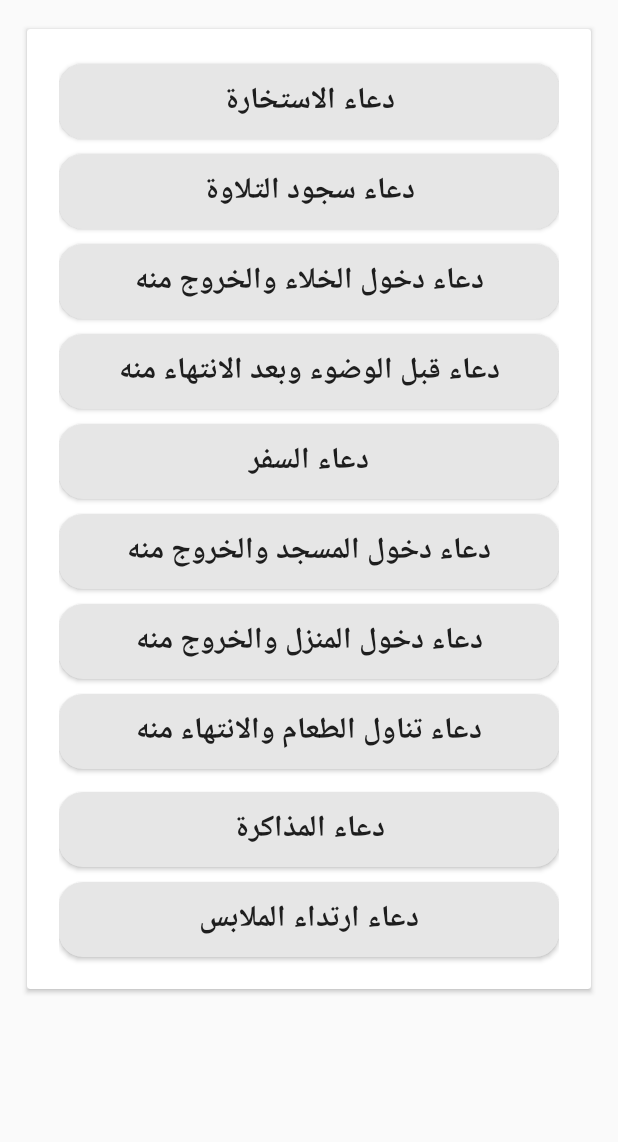
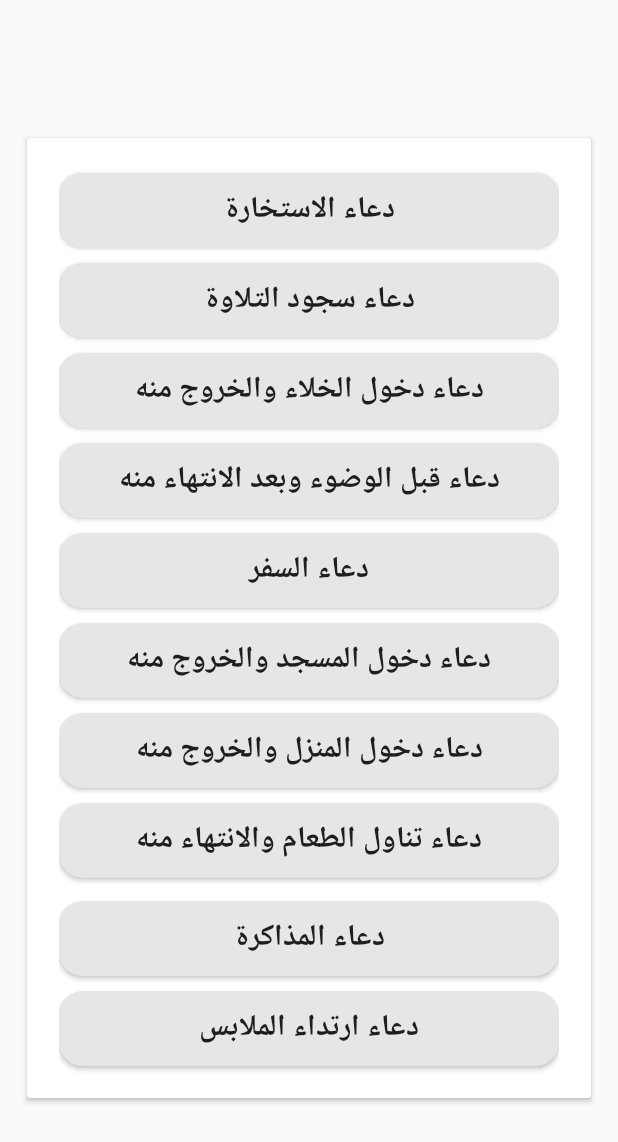
Before and after one commit to RamadanElSayed/AzkarElMuslim, an Android app: the screen it shows after launch (StartAzkarActivity), after a tap on "أدعيةاسلامية", on a phone screen of 412 x 824 dp. Shown: the top 1142 px of the screen. Run offline under Robolectric (Android 15) with nearby library versions, the phone set to English and light mode, and no system bars; our stand-ins replace ButterKnife, Room's generated code.

```diff
--- a/app/src/main/java/com/azkar/azkarelmuslim/addingazkarpackage/views/fragments/AzkarDisplayingFragment.java
+++ b/app/src/main/java/com/azkar/azkarelmuslim/addingazkarpackage/views/fragments/AzkarDisplayingFragment.java
@@ -113,10 +113,7 @@ public class AzkarDisplayingFragment extends BaseFragment implements DisplayingA
                 acceptBtnText, endBtnText, true, sweetAlertDialog -> {
                 displayingAzkarPresneter.deleteAzkarOnClicked(azkarModelDB.getAzkarId());
 
-        }, sweetAlertDialog -> {
-                    dismissRemovingAzkarDialog();
-
-                });
+        }, sweetAlertDialog -> dismissRemovingAzkarDialog());
     }
 
     @OnClick(R.id.display_azkarBtn)
--- a/app/src/main/res/layout/fragment_doaa_types.xml
+++ b/app/src/main/res/layout/fragment_doaa_types.xml
@@ -6,16 +6,14 @@
     android:layout_height="fill_parent"
     android:layout_gravity="center"
     >
-    <android.support.v7.widget.CardView
-        xmlns:android="http://schemas.android.com/apk/res/android"
-        android:layout_width="match_parent"
+    <android.support.v7.widget.CardView android:layout_width="match_parent"
         android:layout_height="wrap_content"
         xmlns:app="http://schemas.android.com/apk/res-auto"
         android:layout_margin="15dp"
+        android:layout_gravity="center"
         app:cardUseCompatPadding="true"
         >
-<LinearLayout xmlns:android="http://schemas.android.com/apk/res/android"
-    xmlns:tools="http://schemas.android.com/tools"
+<LinearLayout
     android:layout_width="match_parent"
     android:layout_height="wrap_content"
     android:orientation="vertical"
```
Also changed, not shown: 8 other files.
